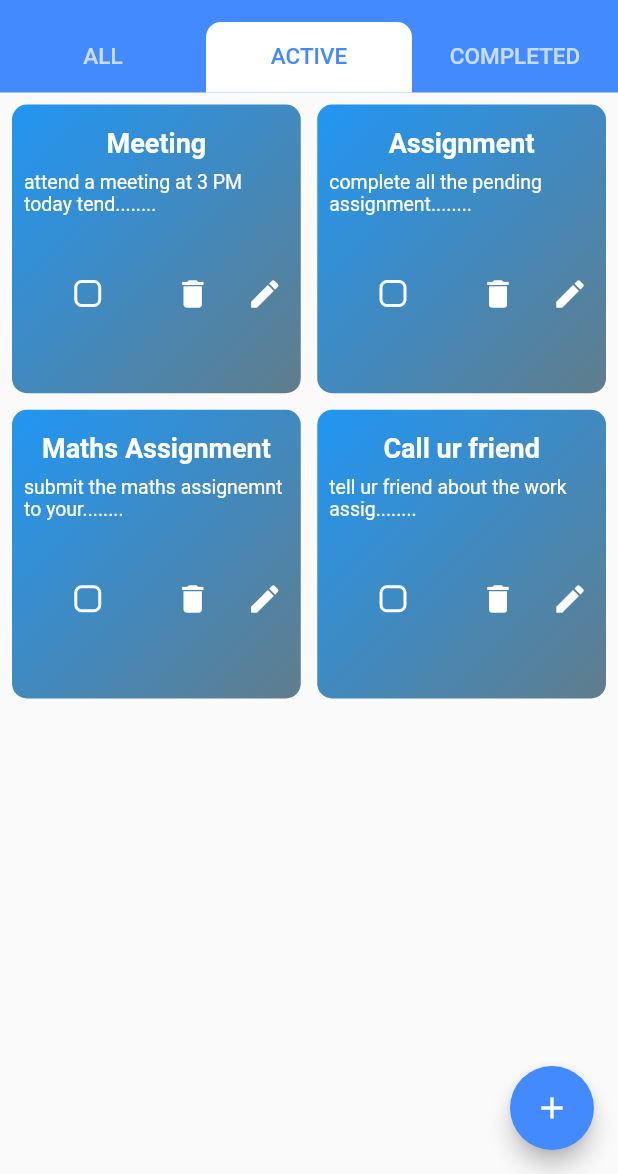
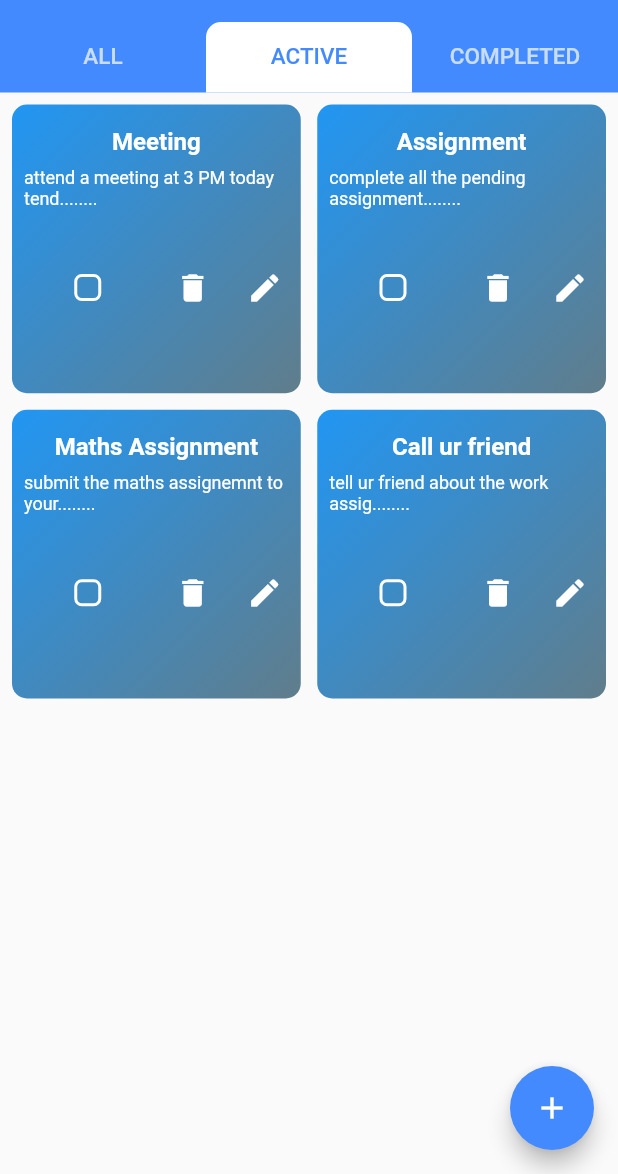
Before and after one commit to SaileshVerma/to-do-app, a Flutter app: the screen it shows after launch, tab 2 chosen, on a phone screen of 412 x 824 dp, the part 62-1236 px from its top. Run offline on Flutter 3.47's test engine with Material 2 defaults, Android fonts, the phone set to English and light mode, and no system bars.

Commit message:
change in UI

```diff
--- a/lib/screens/activeTaskList.dart
+++ b/lib/screens/activeTaskList.dart
@@ -31,7 +31,7 @@ class _ActiveTaskListState extends State<ActiveTaskList> {
                     "No Active Task!!!!",
                     textAlign: TextAlign.center,
                     style: TextStyle(
-                        fontSize: 30,
+                        fontSize: 22,
                         color: Colors.grey[500],
                         fontWeight: FontWeight.bold),
                   ),
--- a/lib/screens/completedTaskList.dart
+++ b/lib/screens/completedTaskList.dart
@@ -31,7 +31,7 @@ class _CompletedTaskListState extends State<CompletedTaskList> {
                     "No Task Completed Yet Hurry Up!!",
                     textAlign: TextAlign.center,
                     style: TextStyle(
-                        fontSize: 30,
+                        fontSize: 22,
                         color: Colors.grey[500],
                         fontWeight: FontWeight.bold),
                   ),
--- a/lib/screens/homePageScreen.dart
+++ b/lib/screens/homePageScreen.dart
@@ -155,7 +155,7 @@ class _MyHomePageState extends State<MyHomePage> {
                     "Lets Do Something",
                     textAlign: TextAlign.center,
                     style: TextStyle(
-                        fontSize: 30,
+                        fontSize: 22,
                         color: Colors.grey[500],
                         fontWeight: FontWeight.bold),
                   ),
--- a/lib/screens/taskDetailScreen.dart
+++ b/lib/screens/taskDetailScreen.dart
@@ -27,7 +27,7 @@ class TaskDetailScreen extends StatelessWidget {
               textAlign: TextAlign.justify,
               style: TextStyle(
                 color: Colors.grey[600],
-                fontSize: 20,
+                fontSize: 16,
               ),
             ),
           ),
--- a/lib/widget/taskGrid.dart
+++ b/lib/widget/taskGrid.dart
@@ -86,7 +86,7 @@ class _TaskGridState extends State<TaskGrid> {
                       : TextDecoration.none,
                   color: Colors.white,
                   fontWeight: FontWeight.bold,
-                  fontSize: 18),
+                  fontSize: 16),
             ),
             Padding(
               padding: const EdgeInsets.all(8.0),
@@ -99,7 +99,7 @@ class _TaskGridState extends State<TaskGrid> {
                         ? TextDecoration.lineThrough
                         : TextDecoration.none,
                     color: Colors.white,
-                    fontSize: 13),
+                    fontSize: 12),
               ),
             ),
             SizedBox(
```
